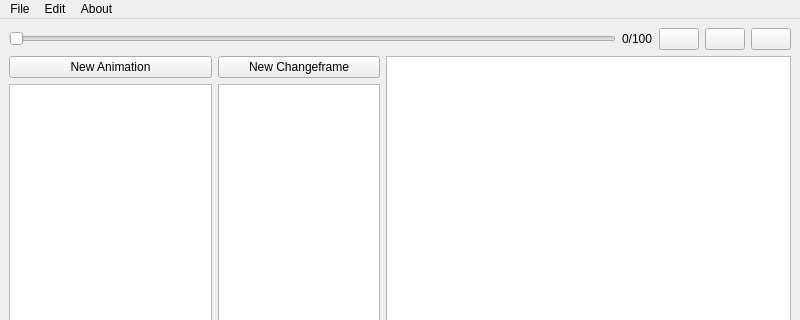
The window that mainwindow.ui (J2xMurphy/SpriteflowEditor) describes before a commit, drawn with Qt 5; both pictures show x 0 to 800 and y 0 to 320 of the 800 by 600 pixel window.
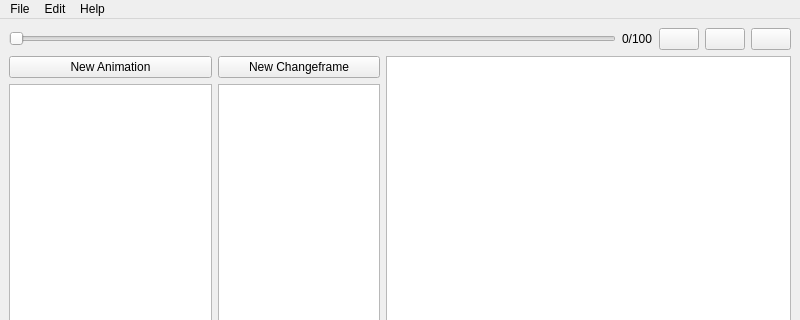
The same window after the commit. Icons and pictures are not drawn.

What changed in the file:
```diff
--- a/mainwindow.ui
+++ b/mainwindow.ui
@@ -281,9 +281,9 @@
     <addaction name="actionImport_Image"/>
     <addaction name="actionExport"/>
    </widget>
-   <widget class="QMenu" name="menuAbout">
+   <widget class="QMenu" name="menuHelp">
     <property name="title">
-     <string>About</string>
+     <string>Help</string>
     </property>
    </widget>
    <widget class="QMenu" name="menuEdit">
@@ -294,7 +294,7 @@
    </widget>
    <addaction name="menuFile"/>
    <addaction name="menuEdit"/>
-   <addaction name="menuAbout"/>
+   <addaction name="menuHelp"/>
   </widget>
   <action name="actionNew">
    <property name="text">
```
Left out of the diff: 6 changed lines with no effect on the pictures.
